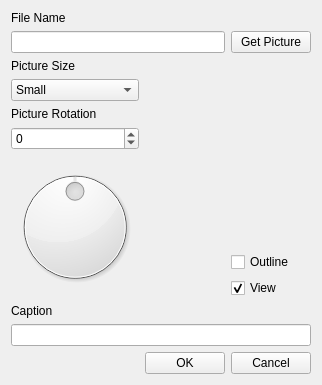
Before: the Qt Designer form lib/shrinkypic/dialog/main.ui in sillsdevarchive/shrinkypic, drawn with Qt 5.
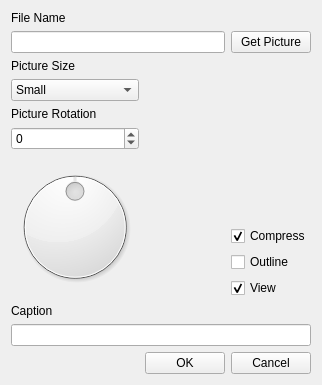
After: the same form once the commit is applied. Icons and pictures are not drawn.

Commit message: Added try statements, compression control, fixed bool probs. - testing

What changed in the file:
```diff
--- a/lib/shrinkypic/dialog/main.ui
+++ b/lib/shrinkypic/dialog/main.ui
@@ -177,6 +177,19 @@
 		 </property>
 		</spacer>
 	   </item>
+	   <item>
+		<widget class="QCheckBox" name="CompressCheckBox">
+		 <property name="toolTip">
+		  <string>Compress output file with pngnq</string>
+		 </property>
+		 <property name="text">
+		  <string>Compress</string>
+		 </property>
+		 <property name="checked">
+		  <bool>true</bool>
+		 </property>
+		</widget>
+	   </item>
 	   <item>
 		<widget class="QCheckBox" name="OutlineCheckBox">
 		 <property name="toolTip">
```
Left out of the diff: 2 changed lines with no effect on the pictures. The commit also changes 6 other files.
